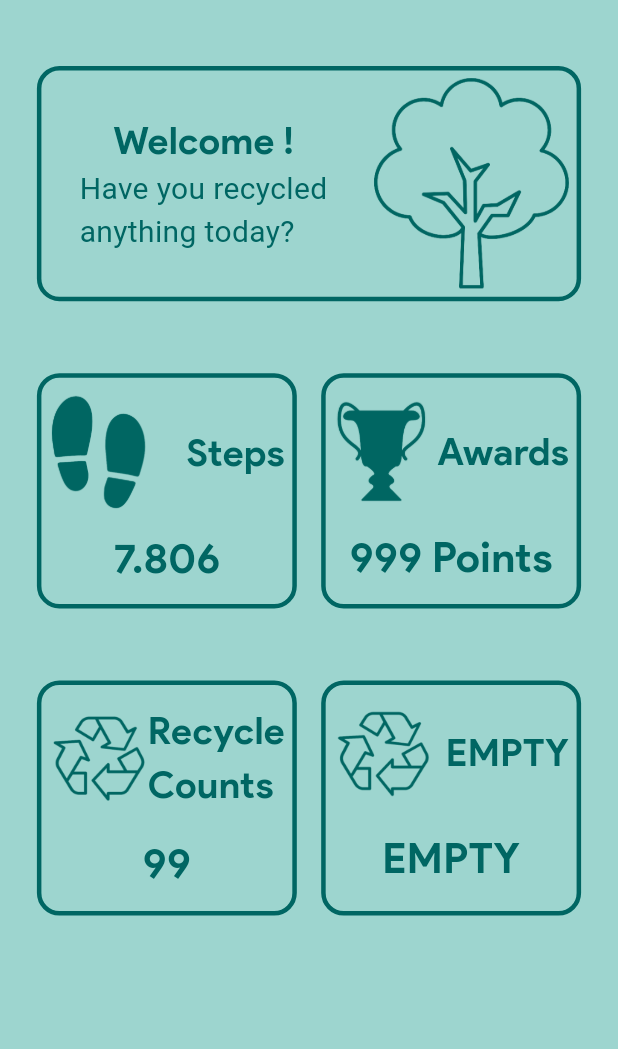
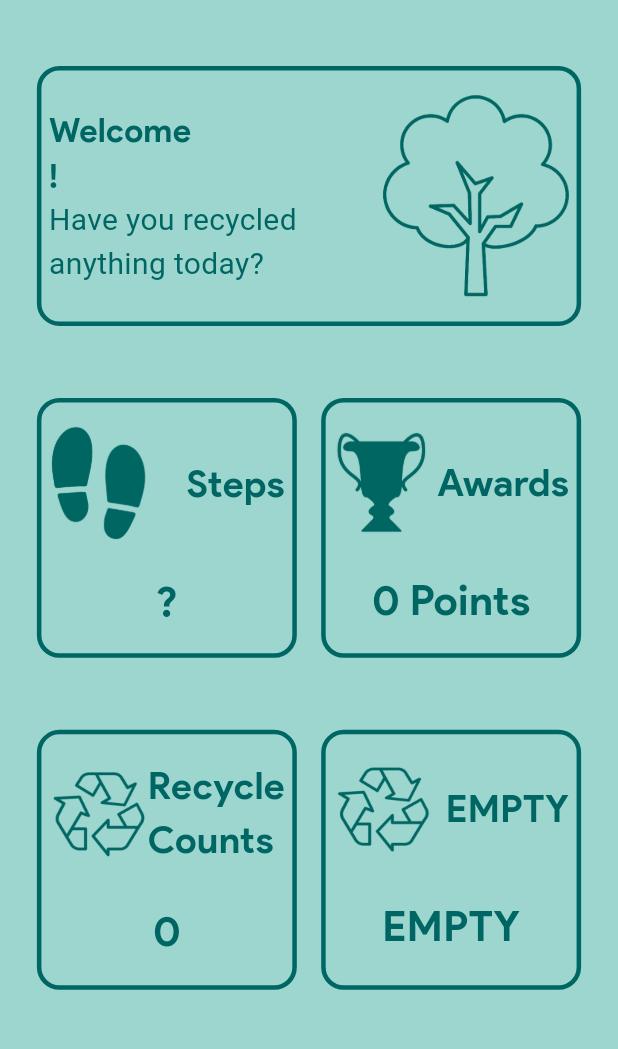
Before and after one commit to ecinosia/green_perk, a Flutter app: the HomePage screen opened by its route, after a tap on the "menu" icon, after a tap on the "logout" icon, on a phone screen of 412 x 824 dp, the part 84-1133 px from its top. Run offline on Flutter 3.47's test engine with Material 3 defaults, Android fonts, the phone set to English and light mode, and no system bars; our stand-ins replace cloud_firestore, firebase_auth, firebase_core, go_router, google_generative_ai, image_picker and 1 more; missing offline and left inert: flutter_tflite; accounts and stored records are empty; Roboto replaces fonts that are missing (Cy Grotestk Key).

Commit message:
feat-fix: Some text overflow issue fixed. Also recycle count and green points fetched from database and used in ui. And some refactor.

```diff
--- a/lib/pages/homePage/components/home_page_custom_card_widget.dart
+++ b/lib/pages/homePage/components/home_page_custom_card_widget.dart
@@ -4,14 +4,11 @@ import 'package:green_perk/constants/app_colors.dart';
 class HomePageCustomCardWidget extends StatelessWidget {
   const HomePageCustomCardWidget({
     super.key,
-    required String steps,
     required this.title,
     required this.imagePath,
     required this.value,
-  }) : _steps = steps;
+  });
 
-  // ignore: unused_field
-  final String _steps;
   final String title;
   final String imagePath;
   final String value;
@@ -20,7 +17,7 @@ class HomePageCustomCardWidget extends StatelessWidget {
   Widget build(BuildContext context) {
     return SizedBox(
       width: MediaQuery.of(context).size.width * .44,
-      height: MediaQuery.of(context).size.height * .2,
+      height: MediaQuery.of(context).size.width * .44,
       child: Card(
         color: Colors.transparent,
         elevation: 0,
--- a/lib/pages/homePage/components/welcome_card_tree_image_widget.dart
+++ b/lib/pages/homePage/components/welcome_card_tree_image_widget.dart
@@ -9,6 +9,7 @@ class WelcomeCardTreeImageWidget extends StatelessWidget {
   Widget build(BuildContext context) {
     return Image.asset(
       'lib/assets/images/tree.png',
+      width: 125,
     );
   }
 }
--- a/lib/pages/homePage/components/welcome_card_welcome_text_widget.dart
+++ b/lib/pages/homePage/components/welcome_card_welcome_text_widget.dart
@@ -11,12 +11,13 @@ class WelcomeCardWelcomeTextWidget extends StatelessWidget {
 
   @override
   Widget build(BuildContext context) {
+    var userNameManipulated = userName.split(' ');
     return Text(
-      'Welcome $userName!',
+      'Welcome\n${userNameManipulated[0]}!',
       style: TextStyle(
         fontFamily: 'Google Sans',
         fontWeight: FontWeight.bold,
-        fontSize: 25,
+        fontSize: 22,
         color: AppColors.textGreen,
         overflow: TextOverflow.fade,
       ),
--- a/lib/pages/homePage/components/welcome_column_widget.dart
+++ b/lib/pages/homePage/components/welcome_column_widget.dart
@@ -17,6 +17,7 @@ class WelcomeColumnWidget extends StatelessWidget {
       width: MediaQuery.of(context).size.width * .5,
       child: Column(
         mainAxisAlignment: MainAxisAlignment.center,
+        crossAxisAlignment: CrossAxisAlignment.start,
         children: [
           WelcomeCardWelcomeTextWidget(userName: userName),
           const WelcomeCardDescTextWidget(),
--- a/lib/pages/homePage/components/welcome_main_widget.dart
+++ b/lib/pages/homePage/components/welcome_main_widget.dart
@@ -15,7 +15,7 @@ class WelcomeMainWidget extends StatelessWidget {
   Widget build(BuildContext context) {
     return SizedBox(
       width: MediaQuery.of(context).size.width * .9,
-      height: MediaQuery.of(context).size.height * .2,
+      height: MediaQuery.of(context).size.width * .44,
       child: Card(
         color: Colors.transparent,
         elevation: 0,
--- a/lib/pages/homePage/home_page.dart
+++ b/lib/pages/homePage/home_page.dart
@@ -21,6 +21,8 @@ class HomePage extends StatefulWidget {
 class _HomePageState extends State<HomePage> {
   String userUid = "";
   String userName = "";
+  int recycleCount = 0;
+  int greenPoints = 0;
   late Stream<StepCount> _stepCountStream;
   String _steps = '?';
 
@@ -30,11 +32,11 @@ class _HomePageState extends State<HomePage> {
     setState(() {
       userUid = returnUserName()!;
     });
-    getUserName();
+    getUserNameAndRecycleCountAndPoints();
     initPlatformState();
   }
 
-  void getUserName() {
+  void getUserNameAndRecycleCountAndPoints() {
     FirebaseFirestore.instance
         .collection('users')
         .doc(userUid)
@@ -42,6 +44,8 @@ class _HomePageState extends State<HomePage> {
         .then((DocumentSnapshot ds) {
       setState(() {
         userName = ds['fullname'];
+        recycleCount = ds['recycle_count'];
+        greenPoints = ds['green_points'];
       });
     });
   }
@@ -56,7 +60,7 @@ class _HomePageState extends State<HomePage> {
   void onStepCountError(error) {
     debugPrint('onStepCountError: $error');
     setState(() {
-      _steps = 'Step Count not available';
+      _steps = '9876';
     });
   }
 
@@ -135,18 +139,15 @@ class _HomePageState extends State<HomePage> {
                 children: [
                   //TODO PEDOMETER Steps need to be checked!
                   HomePageCustomCardWidget(
-                    steps: _steps,
                     title: 'Steps',
                     imagePath: 'lib/assets/images/step.png',
-                    value: "7.806",
+                    value: _steps,
                   ),
                   const W02CustomSizedBox(),
-                  // TODO Awards Points need to be checked!
                   HomePageCustomCardWidget(
-                    steps: _steps,
                     title: 'Awards',
                     imagePath: 'lib/assets/images/award.png',
-                    value: "999 Points",
+                    value: '$greenPoints Points',
                   ),
                 ],
               ),
@@ -154,17 +155,14 @@ class _HomePageState extends State<HomePage> {
               Row(
                 mainAxisAlignment: MainAxisAlignment.center,
                 children: [
-                  //TODO Recycle counts need to be checked!
                   HomePageCustomCardWidget(
-                    steps: _steps,
                     title: 'Recycle\nCounts',
                     imagePath: 'lib/assets/images/recycle.png',
-                    value: "99",
+                    value: '$recycleCount',
                   ),
                   const W02CustomSizedBox(),
                   // TODO This card is empty need to add feature!
-                  HomePageCustomCardWidget(
-                    steps: _steps,
+                  const HomePageCustomCardWidget(
                     title: 'EMPTY',
                     imagePath: 'lib/assets/images/recycle.png',
                     value: "EMPTY",
```
